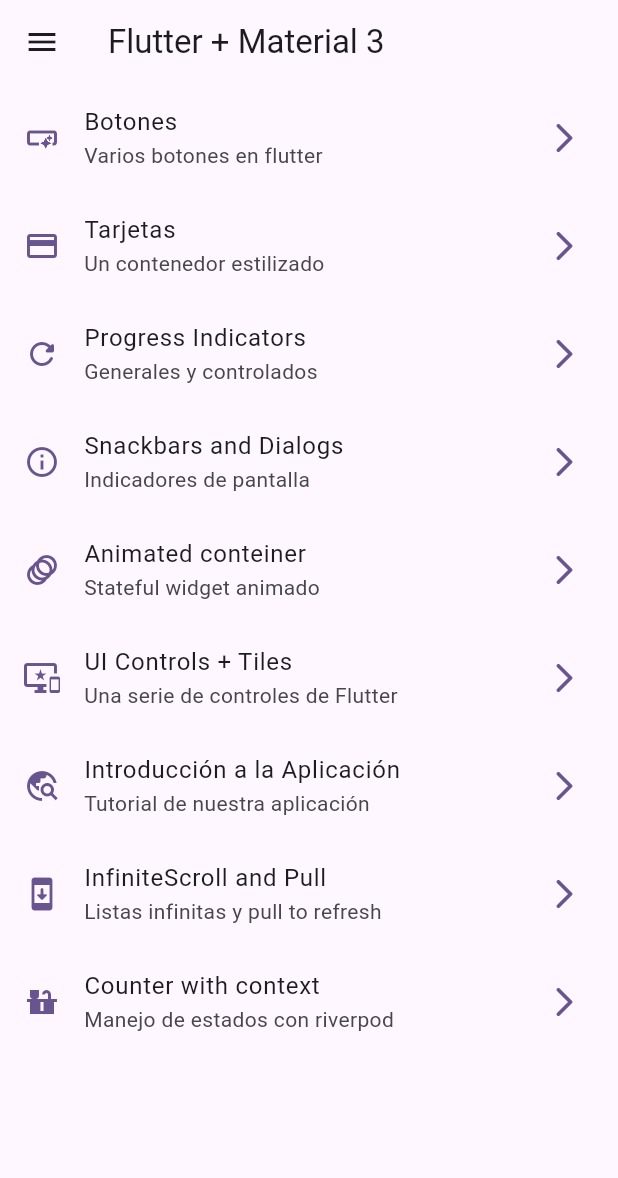
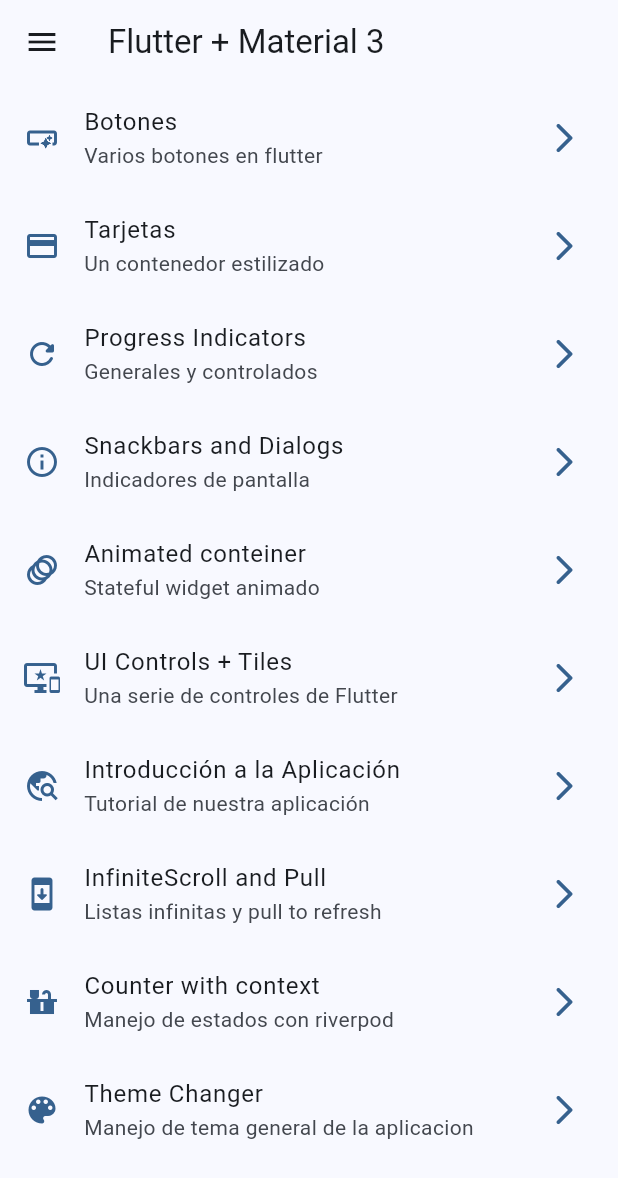
Before and after one commit to rodriandres/flutter-widgets-app, a Flutter app: the screen it shows after launch, on a phone screen of 412 x 824 dp. Shown: the top 1178 px of the screen. Run offline on Flutter 3.47's test engine with Material 3 defaults, Android fonts, the phone set to English and light mode, and no system bars; our stand-ins replace animate_do, flutter_riverpod, go_router.

Commit message:
dark mode and color theme app change by context

```diff
--- a/lib/config/menu/menu_items.dart
+++ b/lib/config/menu/menu_items.dart
@@ -82,4 +82,12 @@ const appMenuItems = <MenuItem> [
     link: '/counter',
     icon: Icons.countertops,
   ),
+
+  MenuItem(
+    title: 'Theme Changer',
+    subTitle: 'Manejo de tema general de la aplicacion',
+    link: '/theme-changer',
+    icon: Icons.color_lens,
+  ),
+
 ];
--- a/lib/config/router/app_router.dart
+++ b/lib/config/router/app_router.dart
@@ -57,5 +57,11 @@ final appRouter = GoRouter(
       builder: (context, state) => CounterScreen(),
     ),
 
+    GoRoute(
+      name: ThemeChangerScreen.name,
+      path: '/theme-changer',
+      builder: (context, state) => ThemeChangerScreen(),
+    ),
+
   ]
 );
--- a/lib/config/theme/app_theme.dart
+++ b/lib/config/theme/app_theme.dart
@@ -13,14 +13,17 @@ const colorList = <Color> [
 
 class AppTheme {
   final int selectedColor;
+  final bool isDarkMode;
 
   AppTheme({
+    this.isDarkMode = false,
     this.selectedColor = 0,
   }): assert (selectedColor >= 0, 'Selected color must be greater than 0'),
       assert (selectedColor < colorList.length , 'Selected color must be less or equal than ${ colorList.length - 1 }');
 
   ThemeData getTheme() => ThemeData(
     useMaterial3: true,
+    brightness: isDarkMode? Brightness.dark : Brightness.light,
     colorSchemeSeed: colorList[selectedColor],
     appBarTheme: const AppBarTheme(
       centerTitle: true,
--- a/lib/main.dart
+++ b/lib/main.dart
@@ -2,6 +2,7 @@ import 'package:flutter/material.dart';
 import 'package:flutter_riverpod/flutter_riverpod.dart';
 import 'package:widgets_app/config/router/app_router.dart';
 import 'package:widgets_app/config/theme/app_theme.dart';
+import 'package:widgets_app/presentations/providers/theme_provider.dart';
 import 'package:widgets_app/presentations/screens/buttons/buttons_screen.dart';
 import 'package:widgets_app/presentations/screens/cards/cards_screen.dart';
 import 'package:widgets_app/presentations/screens/home/home.dart';
@@ -14,16 +15,19 @@ void main() {
   );
 }
 
-class MainApp extends StatelessWidget {
+class MainApp extends ConsumerWidget {
   const MainApp({super.key});
 
   @override
-  Widget build(BuildContext context) {
+  Widget build(BuildContext context, WidgetRef ref) {
+    final bool isDarkMode = ref.watch( isDarkModeProvider );
+    final int selectedColor = ref.watch( selectedIndexColorProvider );
+
     return MaterialApp.router(
       title: 'Flutter Widgets',
       routerConfig: appRouter,
       debugShowCheckedModeBanner: false,
-      theme: AppTheme(selectedColor: 5).getTheme(),
+      theme: AppTheme(selectedColor: selectedColor, isDarkMode: isDarkMode).getTheme(),
       // home: const HomeScreen(),
       // routes: {
       //   '/buttons': (context) => const ButtonsScreen(),
--- a/lib/presentations/providers/theme_provider.dart
+++ b/lib/presentations/providers/theme_provider.dart
@@ -1,4 +1,9 @@
 
 import 'package:flutter_riverpod/flutter_riverpod.dart';
+import 'package:widgets_app/config/theme/app_theme.dart';
+
+final colorListProvider = Provider((ref) => colorList);
 
 final isDarkModeProvider = StateProvider<bool>((ref) => false);
+
+final selectedIndexColorProvider = StateProvider<int>((ref) => 0);
--- a/lib/presentations/screens/screens.dart
+++ b/lib/presentations/screens/screens.dart
@@ -1,3 +1,4 @@
+export 'package:widgets_app/presentations/screens/theme_changer_screen.dart';
 export 'package:widgets_app/presentations/screens/counter/counter_screen.dart';
 export 'package:widgets_app/presentations/screens/animated/animated_screen.dart';
 export 'package:widgets_app/presentations/screens/app_tutorial/app_tutorial_screen.dart';
```
Also changed, not shown: lib/presentations/screens/theme_changer_screen.dart (added, +61 -0 lines).
